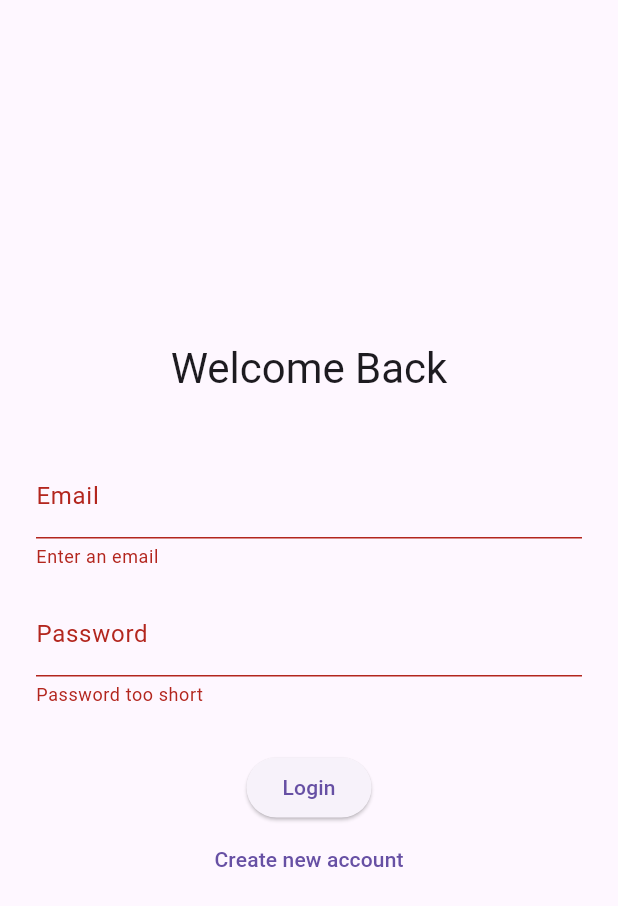
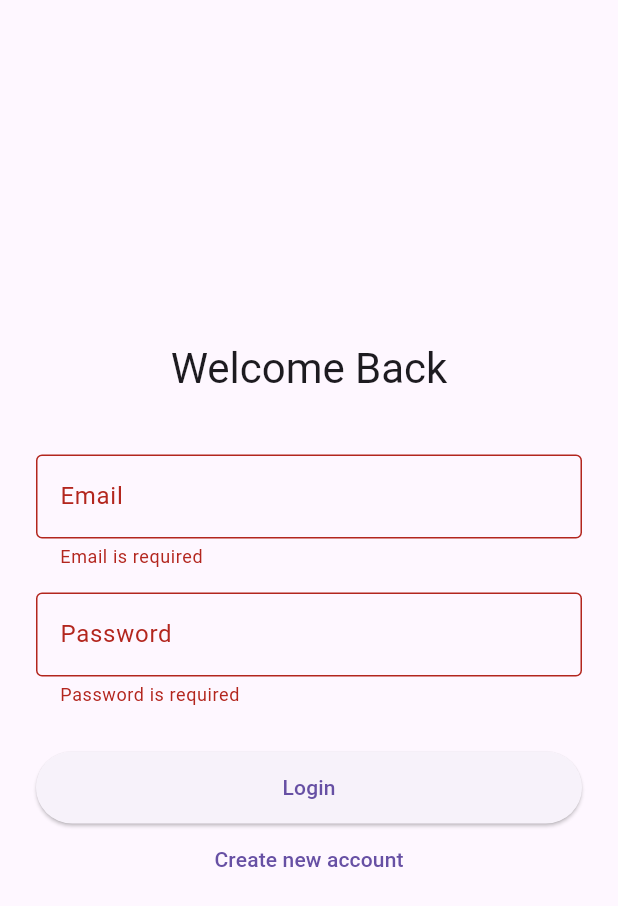
Before and after one commit to Edith123321/firebase_notes_app, a Flutter app: the screen it shows after launch, after a tap on "Login", on a phone screen of 412 x 824 dp. Shown: the top 906 px of the screen. Run offline on Flutter 3.47's test engine with Material 3 defaults, Android fonts, the phone set to English and light mode, and no system bars; our stand-ins replace cloud_firestore, firebase_auth, firebase_core; accounts and stored records are empty.

```diff
--- /dev/null
+++ b/analyzer-report.txt
@@ -0,0 +1,2 @@
+[info] Don't use 'BuildContext's across async gaps (/Users/Zhuanz/projects/flutter-projects/firebase_notes_app/lib/screens/notes_screen.dart:49:46)
+[info] Don't use 'BuildContext's across async gaps (/Users/Zhuanz/projects/flutter-projects/firebase_notes_app/lib/screens/auth_screen.dart:60:11)
--- a/lib/main.dart
+++ b/lib/main.dart
@@ -2,7 +2,8 @@ import 'package:firebase_auth/firebase_auth.dart';
 import 'package:firebase_core/firebase_core.dart';
 import 'package:flutter/material.dart';
 import 'screens/auth_screen.dart';
-import 'screens/landing_screen.dart';
+import 'screens/notes_screen.dart';
+
 import 'firebase_options.dart';
 
 void main() async {
@@ -27,14 +28,9 @@ class MyApp extends StatelessWidget {
       home: StreamBuilder<User?>(
         stream: FirebaseAuth.instance.authStateChanges(),
         builder: (context, snapshot) {
-          if (snapshot.connectionState == ConnectionState.waiting) {
-            return const Scaffold(
-              body: Center(child: CircularProgressIndicator()),
-            );
-          }
-          return snapshot.hasData
-              ? const LandingScreen()
-              : const AuthScreen();
+          final user = snapshot.data;
+          // Directly show NotesScreen if logged in, otherwise show AuthScreen
+          return user != null ? const NotesScreen() : const AuthScreen();
         },
       ),
     );
--- a/lib/screens/auth_screen.dart
+++ b/lib/screens/auth_screen.dart
@@ -1,8 +1,9 @@
+import 'package:firebase_notes_app/screens/notes_screen.dart';
 import 'package:flutter/material.dart';
 import 'package:firebase_auth/firebase_auth.dart' show User;
 
 import '../services/auth_service.dart';
-import 'landing_screen.dart';
+
 
 class AuthScreen extends StatefulWidget {
   const AuthScreen({super.key});
@@ -35,6 +36,7 @@ class _AuthScreenState extends State<AuthScreen> {
       SnackBar(
         content: Text(message),
         backgroundColor: isError ? Colors.red : Colors.green,
+        behavior: SnackBarBehavior.floating,
       ),
     );
   }
@@ -56,7 +58,7 @@ class _AuthScreenState extends State<AuthScreen> {
         await _showMessage(_isLogin ? 'Login successful!' : 'Account created!');
         Navigator.pushReplacement(
           context,
-          MaterialPageRoute(builder: (_) => const LandingScreen()),
+          MaterialPageRoute(builder: (_) => const NotesScreen()),
         );
       }
     } catch (e) {
@@ -107,30 +109,56 @@ class _AuthScreenState extends State<AuthScreen> {
   TextFormField _buildEmailField() {
     return TextFormField(
       controller: _emailController,
-      decoration: const InputDecoration(labelText: 'Email'),
+      decoration: const InputDecoration(
+        labelText: 'Email',
+        border: OutlineInputBorder(),
+      ),
       keyboardType: TextInputType.emailAddress,
-      validator: (value) =>
-          (value == null || value.isEmpty) ? 'Enter an email' : null,
+      validator: (value) {
+        if (value == null || value.isEmpty) {
+          return 'Email is required';
+        }
+        final emailRegex = RegExp(r'^[\w-\.]+@([\w-]+\.)+[\w]{2,4}$');
+        if (!emailRegex.hasMatch(value)) {
+          return 'Enter a valid email';
+        }
+        return null;
+      },
     );
   }
 
   TextFormField _buildPasswordField() {
     return TextFormField(
       controller: _passwordController,
-      decoration: const InputDecoration(labelText: 'Password'),
+      decoration: const InputDecoration(
+        labelText: 'Password',
+        border: OutlineInputBorder(),
+      ),
       obscureText: true,
-      validator: (value) =>
-          (value == null || value.length < 6) ? 'Password too short' : null,
+      validator: (value) {
+        if (value == null || value.isEmpty) {
+          return 'Password is required';
+        } else if (value.length < 6) {
+          return 'Password must be at least 6 characters';
+        }
+        return null;
+      },
     );
   }
 
   Widget _buildAuthButton() {
-    return _isLoading
-        ? const CircularProgressIndicator()
-        : ElevatedButton(
-            onPressed: _submit,
-            child: Text(_isLogin ? 'Login' : 'Sign Up'),
-          );
+    return SizedBox(
+      width: double.infinity,
+      child: _isLoading
+          ? const Center(child: CircularProgressIndicator())
+          : ElevatedButton(
+              onPressed: _submit,
+              style: ElevatedButton.styleFrom(
+                padding: const EdgeInsets.symmetric(vertical: 14),
+              ),
+              child: Text(_isLogin ? 'Login' : 'Sign Up'),
+            ),
+    );
   }
 
   Widget _buildToggleAuthButton() {
```
Also changed, not shown: lib/screens/landing_screen.dart (deleted, +0 -50 lines), lib/screens/notes_screen.dart (+66 -79 lines).
